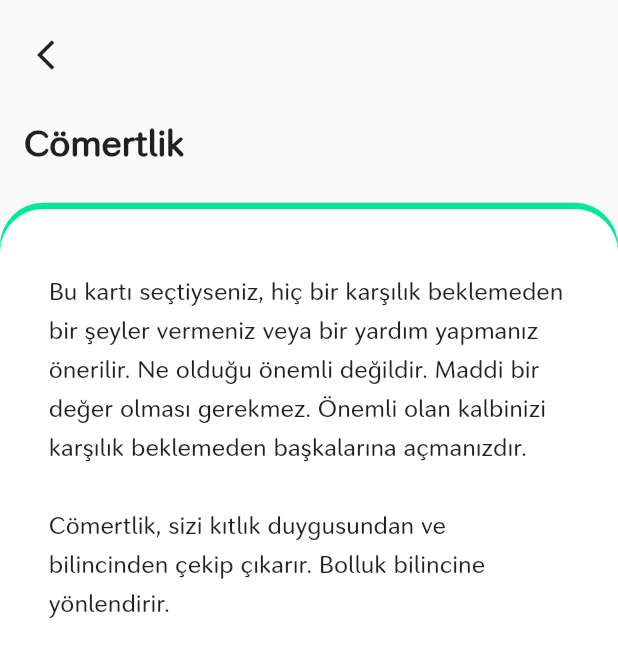
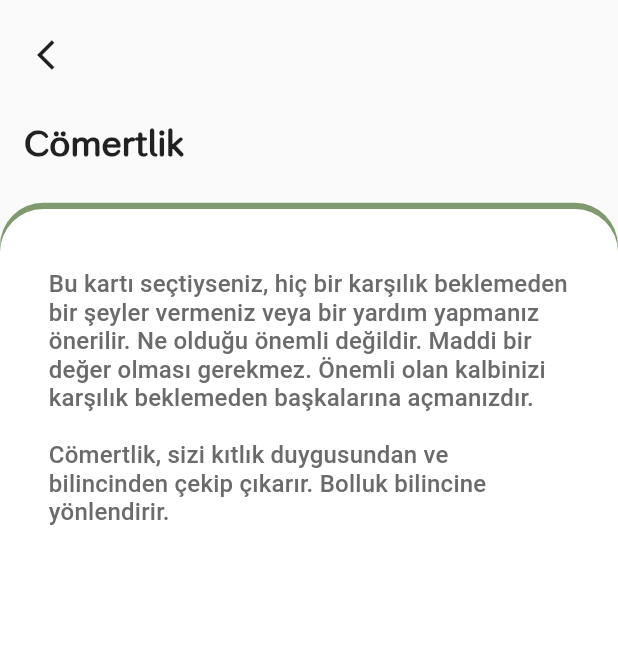
Before and after one commit to UysalMustafaa/Astrology-UI-Study, a Flutter app: the CardPickSecond screen opened directly, on a phone screen of 412 x 824 dp. Shown: the top 657 px of the screen. Run offline on Flutter 3.47's test engine with Material 2 defaults, Android fonts, the phone set to English and light mode, and no system bars; our stand-ins replace google_fonts; Roboto replaces fonts that are missing (Ubuntu).

Commit message:
Minor changes have been made.

```diff
--- a/lib/pages/card_pick/card_pick_second.dart
+++ b/lib/pages/card_pick/card_pick_second.dart
@@ -1,4 +1,7 @@
 import 'package:astrology/core/widgets/custom_page_scaffold.dart';
+import 'package:astrology/core/extensions/context_extension.dart';
+import 'package:astrology/core/constants/color_constants.dart';
+
 import 'package:flutter/material.dart';
 
 class CardPickSecond extends StatelessWidget {
@@ -10,15 +13,13 @@ class CardPickSecond extends StatelessWidget {
         buttonTitle: '',
         hasButton: false,
         body: Text(
-          'Bu kartı seçtiyseniz, hiç bir karşılık beklemeden bir şeyler vermeniz veya bir yardım yapmanız önerilir. Ne olduğu önemli değildir. Maddi bir değer olması gerekmez. Önemli olan kalbinizi karşılık beklemeden başkalarına açmanızdır.\n\nCömertlik, sizi kıtlık duygusundan ve bilincinden çekip çıkarır. Bolluk bilincine yönlendirir.',
-          style: TextStyle(fontSize: 16, height: 1.6),
-          textAlign: TextAlign.left,
-        ),
+            'Bu kartı seçtiyseniz, hiç bir karşılık beklemeden bir şeyler vermeniz veya bir yardım yapmanız önerilir. Ne olduğu önemli değildir. Maddi bir değer olması gerekmez. Önemli olan kalbinizi karşılık beklemeden başkalarına açmanızdır.\n\nCömertlik, sizi kıtlık duygusundan ve bilincinden çekip çıkarır. Bolluk bilincine yönlendirir.',
+            style: context.appTheme().cardPickTextStyle),
         onBackPressed: () {
           Navigator.pop(context);
         },
         onButtonPressed: () {},
-        pageColor: Color.fromRGBO(0, 234, 150, 1),
+        pageColor: ColorConstants.BattleshipGray,
       ),
     );
   }
--- a/lib/pages/homepage/home_page.dart
+++ b/lib/pages/homepage/home_page.dart
@@ -63,8 +63,8 @@ class _HomePageState extends State<HomePage> {
                   IconButton(
                     icon: Icon(
                       Icons.notification_important,
-                      size: 32,
-                      color: Color(0xFFffffff),
+                      size: context.dynamicHeight(0.05),
+                      color: ColorConstants.White,
                     ),
                     onPressed: () {},
                   ),
@@ -73,7 +73,7 @@ class _HomePageState extends State<HomePage> {
             ),
             Expanded(
                 child: SingleChildScrollView(
-              padding: EdgeInsets.all(16),
+              padding: EdgeInsets.all(context.dynamicWidth(0.05)),
               child: Column(
                 children: <Widget>[
                   HomeListCard(
```
